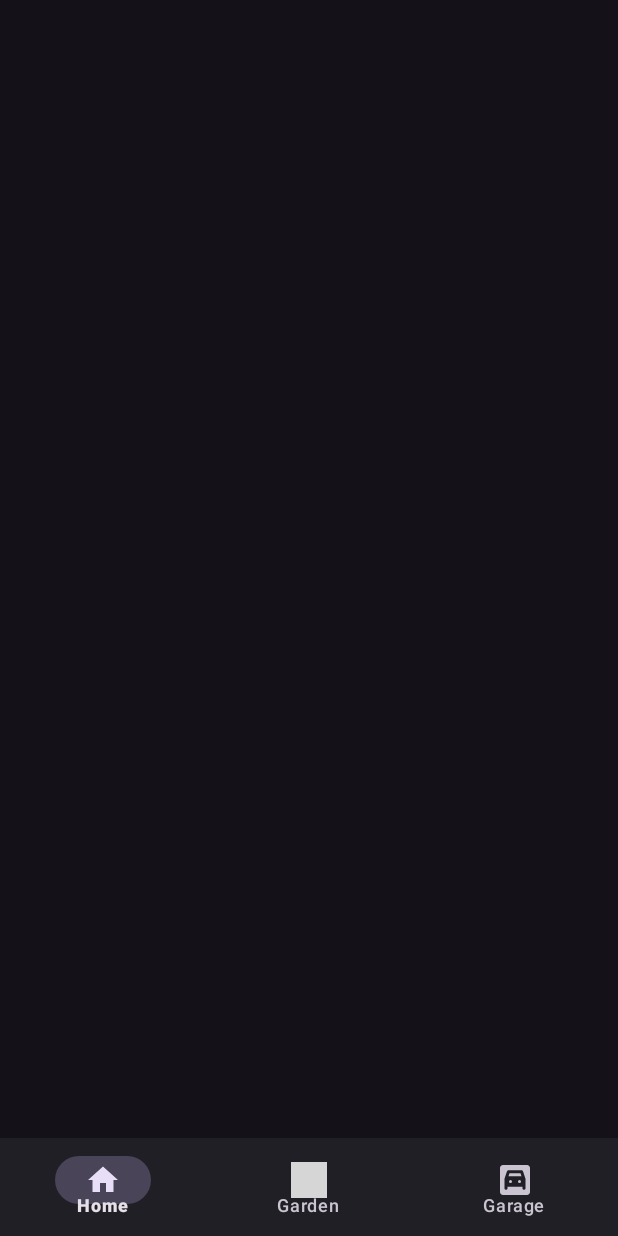
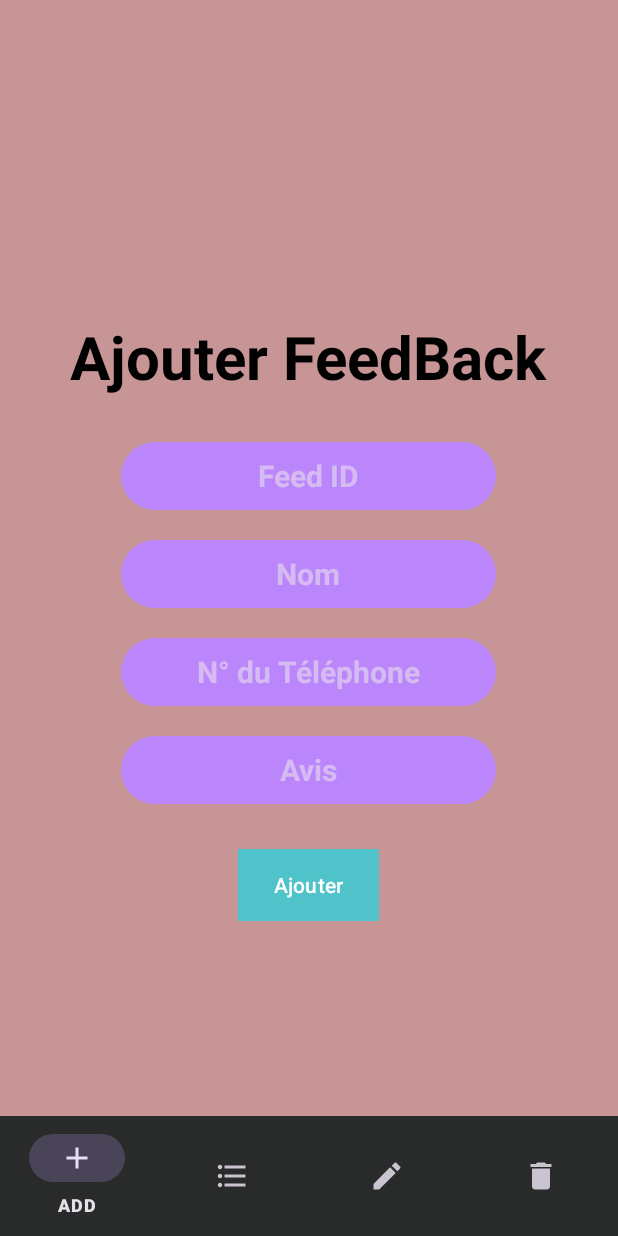
Before and after one commit to yassine-manai/Zenith_House_App, an Android app: the screen it shows after launch (feed), after a tap on an icon or button, on a phone screen of 412 x 824 dp. Run offline under Robolectric (Android 15) with nearby library versions, the phone set to English and light mode, and no system bars; our stand-ins replace Firebase (no records; nobody signed in at launch, a user with empty details on screens opened directly); 2 statements that could not run were skipped; grey boxes are pictures that could not be loaded.

Commit message:
10/01/2024

```diff
--- a/app/src/main/java/dev/mobile/zenithhouseapp/AddFeed.java
+++ b/app/src/main/java/dev/mobile/zenithhouseapp/AddFeed.java
@@ -32,7 +32,7 @@
     private static final String ARG_PARAM1 = "param1";
     private static final String ARG_PARAM2 = "param2";
 
-    private EditText nom_add,phn_add,suggest_add;
+    private EditText idf,nom_add,phn_add,suggest_add;
     private Button BtnAdd;
     private TextView err;
 
@@ -117,13 +117,12 @@
                 {
                     Toast.makeText(getActivity(),"Fedds added", Toast.LENGTH_LONG).show();
                 }
-
             }
 
             @Override
             public void onFailure (Throwable t)
             {
-                Toast.makeText(getActivity(), "failed" + t.getLocalizedMessage(), Toast.LENGTH_LONG).show();
+                Toast.makeText(getActivity(), "Failed" + t.getLocalizedMessage(), Toast.LENGTH_LONG).show();
                 err.setText(t.getLocalizedMessage());
             }
         });
--- a/app/src/main/java/dev/mobile/zenithhouseapp/ApiHandler.java
+++ b/app/src/main/java/dev/mobile/zenithhouseapp/ApiHandler.java
@@ -10,22 +10,23 @@
 import retrofit.http.POST;
 public interface ApiHandler
 {
-    @GET("webservice/list.php")
+    @GET("ZHA/list.php")
     Call<List<feeds>> getAllfeeds();
 
     @FormUrlEncoded
-    @POST("webservice/insert.php")
-    Call<feeds> insertfeeds(@Field("name") String name,
-                          @Field("number") String number,
-                          @Field("feed") String feed);
+    @POST("ZHA/insert.php")
+    Call<feeds> insertfeeds(
+                            @Field("name") String name,
+                            @Field("number") String number,
+                            @Field("feed") String feed);
 
     @FormUrlEncoded
-    @POST("webservice/update.php")
+    @POST("ZHA/update.php")
     Call<feeds> updatetfeeds(@Field("id") int id,
                              @Field("name") String name,
                              @Field("number") String number,
                              @Field("feed") String feed);
     @FormUrlEncoded
-    @POST("webservice/delete.php")
+    @POST("ZHA/delete.php")
     Call<Void> deletefeeds(@Field("id") int id);
 }
--- a/app/src/main/java/dev/mobile/zenithhouseapp/ListerFragment.java
+++ b/app/src/main/java/dev/mobile/zenithhouseapp/ListerFragment.java
@@ -104,8 +104,9 @@
 
                     FeedAdapter userAdapter = new FeedAdapter(getActivity(), listfeeds);
                     recyclerViewUser.setAdapter(userAdapter);
+                    recyclerViewUser.setLayoutManager(layoutManager);
 
-                    recyclerViewUser.setLayoutManager(layoutManager);
+
 
                     // Set up RecyclerView
 
--- a/app/src/main/java/dev/mobile/zenithhouseapp/MainActivity.java
+++ b/app/src/main/java/dev/mobile/zenithhouseapp/MainActivity.java
@@ -3,7 +3,10 @@
 import androidx.annotation.NonNull;
 import androidx.appcompat.app.AppCompatActivity;
 import androidx.fragment.app.Fragment;
+import androidx.fragment.app.FragmentManager;
+import androidx.fragment.app.FragmentTransaction;
 
+import android.annotation.SuppressLint;
 import android.os.Bundle;
 import android.view.MenuItem;
 
@@ -21,6 +24,8 @@
 
         bottomNavigationView = findViewById(R.id.bt_nav);
         bottomNavigationView.setOnNavigationItemSelectedListener(navigListener);
+
+        loadFragment(new Home());
     }
 
     private BottomNavigationView.OnNavigationItemSelectedListener navigListener =
@@ -47,21 +52,28 @@
                     }
 
 
-                    if (selectedFragment != null)
-                    {
-                        String URL="http://172.16.13.122:80/";
+                    if (selectedFragment != null) {
+                        // Pass data to the fragment using a bundle
                         Bundle bundle = new Bundle();
-
-                        bundle.putString("url", URL);
-
+                        bundle.putString("url", "http://192.168.1.50:80");
                         selectedFragment.setArguments(bundle);
 
-                        getSupportFragmentManager().beginTransaction()
-                                .replace(R.id.addplaceholer, selectedFragment)
-                                .commit();
+                        // Load the selected fragment
+                        loadFragment(selectedFragment);
+                        return true;
                     }
 
-                    return true;
+                    return false;
                 }
             };
+
+
+private void loadFragment(Fragment fragment) {
+        // Replace the current fragment with the selected one
+        FragmentManager fragmentManager = getSupportFragmentManager();
+        FragmentTransaction transaction = fragmentManager.beginTransaction();
+        transaction.replace(R.id.addplaceholer, fragment);
+        transaction.addToBackStack(null);
+        transaction.commit();
+        }
 }
--- a/app/src/main/java/dev/mobile/zenithhouseapp/UpdateFeed.java
+++ b/app/src/main/java/dev/mobile/zenithhouseapp/UpdateFeed.java
@@ -79,7 +79,6 @@
         phone = v.findViewById(R.id.et_updated_username);
         feed = v.findViewById(R.id.et_updated_email);
         btnUpdate = v.findViewById(R.id.btnUpdateUser);
-        updateError = v.findViewById(R.id.update_error);
 
         btnUpdate.setOnClickListener(new View.OnClickListener() {
             @Override
--- a/app/src/main/java/dev/mobile/zenithhouseapp/feed.java
+++ b/app/src/main/java/dev/mobile/zenithhouseapp/feed.java
@@ -3,6 +3,8 @@
 import androidx.annotation.NonNull;
 import androidx.appcompat.app.AppCompatActivity;
 import androidx.fragment.app.Fragment;
+import androidx.fragment.app.FragmentManager;
+import androidx.fragment.app.FragmentTransaction;
 
 import android.annotation.SuppressLint;
 import android.os.Bundle;
@@ -12,67 +14,69 @@
 import com.google.android.material.bottomnavigation.BottomNavigationView.OnNavigationItemSelectedListener;
 
 public class feed extends AppCompatActivity {
-    BottomNavigationView btm;
+    private BottomNavigationView bottomNavigationView;
 
     @SuppressLint("MissingInflatedId")
     @Override
-    protected void onCreate(Bundle savedInstanceState)
-    {
+    protected void onCreate(Bundle savedInstanceState) {
         super.onCreate(savedInstanceState);
-        setContentView(R.layout.activity_main);
+        setContentView(R.layout.activity_feed);
 
-        btm = findViewById(R.id.btnavretro);
-        btm.setOnNavigationItemSelectedListener(navigListener);
+        bottomNavigationView = findViewById(R.id.btnavretro);
+        bottomNavigationView.setOnNavigationItemSelectedListener(navigListener);
+
+        // Load the default fragment
+        loadFragment(new AddFeed());
     }
 
     private OnNavigationItemSelectedListener navigListener =
-            new OnNavigationItemSelectedListener()
-            {
+            new OnNavigationItemSelectedListener() {
+                @SuppressLint("NonConstantResourceId")
                 @Override
-                public boolean onNavigationItemSelected(@NonNull MenuItem item)
-                {
+                public boolean onNavigationItemSelected(@NonNull MenuItem item) {
                     Fragment selectedFragment = null;
 
-                    if (item.getItemId() == R.id.addfrag)
+                    if (item.getItemId() == R.id.addfeed)
                     {
                         selectedFragment = new AddFeed();
                     }
 
-
-                    if (item.getItemId() == R.id.list)
+                    if (item.getItemId() == R.id.listfeed)
                     {
                         selectedFragment = new ListerFragment();
                     }
 
-
-                    if (item.getItemId() == R.id.update)
+                    if (item.getItemId() == R.id.updatefeed)
                     {
                         selectedFragment = new UpdateFeed();
                     }
 
-                    if (item.getItemId() == R.id.delete)
+                    if (item.getItemId() == R.id.deletefeed)
                     {
                         selectedFragment = new DeleteFeed();
                     }
 
-
-
-
-                    if (selectedFragment != null)
-                    {
-                        String URL="http://172.16.12.153:80";
+                    if (selectedFragment != null) {
+                        // Pass data to the fragment using a bundle
                         Bundle bundle = new Bundle();
-
-                        bundle.putString("url", URL);
-
+                        bundle.putString("url", "https://196.203.63.40:80");
                         selectedFragment.setArguments(bundle);
 
-                        getSupportFragmentManager().beginTransaction()
-                                .replace(R.id.navretroadd, selectedFragment)
-                                .commit();
+                        // Load the selected fragment
+                        loadFragment(selectedFragment);
+                        return true;
                     }
 
-                    return true;
+                    return false;
                 }
             };
+
+    private void loadFragment(Fragment fragment) {
+        // Replace the current fragment with the selected one
+        FragmentManager fragmentManager = getSupportFragmentManager();
+        FragmentTransaction transaction = fragmentManager.beginTransaction();
+        transaction.replace(R.id.navretroadd, fragment);
+        transaction.addToBackStack(null);
+        transaction.commit();
+    }
 }
--- a/app/src/main/res/layout/fragment_add_feed.xml
+++ b/app/src/main/res/layout/fragment_add_feed.xml
@@ -23,6 +23,18 @@
         android:layout_marginBottom="20dp" />
 
     <EditText
+        android:id="@+id/et_id_add"
+        android:hint=" Feed ID "
+        android:layout_width="250dp"
+        android:textColor="@color/black"
+        android:textStyle="bold"
+        android:gravity="center"
+        android:textSize="20sp"
+        android:layout_margin="10dp"
+        android:background="@drawable/input"
+        android:layout_height="45dp"/>
+
+    <EditText
         android:id="@+id/et_nom_add"
         android:hint="Nom"
         android:layout_width="250dp"
@@ -33,6 +45,7 @@
         android:layout_margin="10dp"
         android:background="@drawable/input"
         android:layout_height="45dp"/>
+
     <EditText
         android:id="@+id/et_username_add"
         android:hint="N° du Téléphone"
@@ -48,7 +61,6 @@
     <EditText
         android:id="@+id/et_password_add"
         android:hint="Avis"
-        android:inputType="textPassword"
         android:layout_width="250dp"
         android:textColor="@color/black"
         android:textStyle="bold"
--- a/app/src/main/res/menu/navretro.xml
+++ b/app/src/main/res/menu/navretro.xml
@@ -1,19 +1,19 @@
 <?xml version="1.0" encoding="utf-8"?>
 <menu xmlns:android="http://schemas.android.com/apk/res/android">
     <item
-        android:id="@+id/addfrag"
+        android:id="@+id/addfeed"
         android:icon="@drawable/add_24"
         android:title="@string/add_user" />
     <item
-        android:id="@+id/list"
+        android:id="@+id/listfeed"
         android:icon="@drawable/list_24"
         android:title="@string/list_user" />
     <item
-        android:id="@+id/update"
+        android:id="@+id/updatefeed"
         android:icon="@drawable/mode_24"
         android:title="@string/update_user" />
     <item
-        android:id="@+id/delete"
+        android:id="@+id/deletefeed"
         android:icon="@drawable/delete_24"
         android:title="@string/del_user" />
 
```
Also changed, not shown: app/src/main/res/layout/fragment_update_feed.xml (+2 -10 lines).
